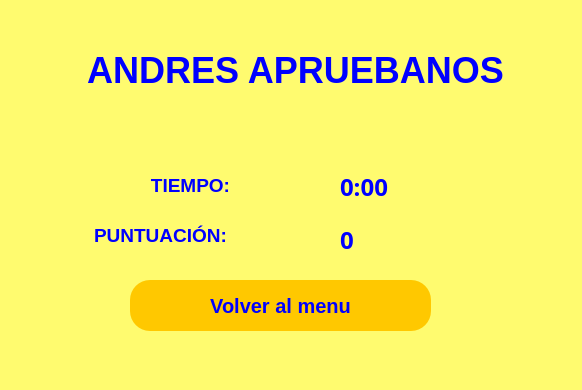
Above: gameover.ui from LuisMiguelSC/project-flappy before the change. Below: the same form after it.
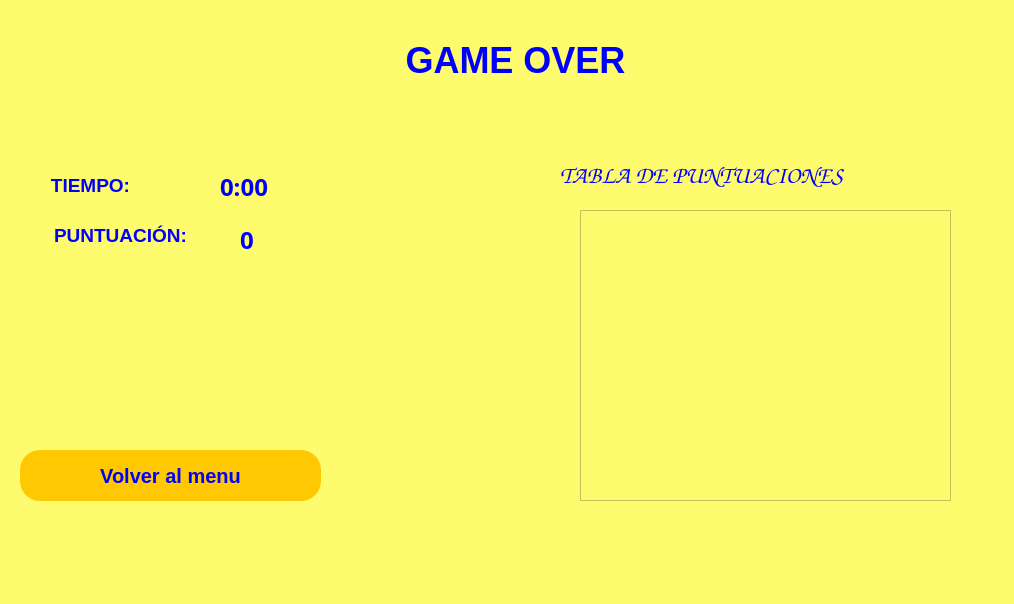
That is the form after the change. Icons and pictures are not drawn.

What changed in the file:
```diff
--- a/gameover.ui
+++ b/gameover.ui
@@ -6,8 +6,8 @@
    <rect>
     <x>0</x>
     <y>0</y>
-    <width>582</width>
-    <height>390</height>
+    <width>1014</width>
+    <height>604</height>
    </rect>
   </property>
   <property name="windowTitle">
@@ -19,8 +19,8 @@
   <widget class="QPushButton" name="returnMenu">
    <property name="geometry">
     <rect>
-     <x>130</x>
-     <y>280</y>
+     <x>20</x>
+     <y>450</y>
      <width>301</width>
      <height>51</height>
     </rect>
@@ -40,8 +40,8 @@
   <widget class="QLabel" name="label">
    <property name="geometry">
     <rect>
-     <x>30</x>
-     <y>20</y>
+     <x>250</x>
+     <y>10</y>
      <width>531</width>
      <height>101</height>
     </rect>
@@ -56,7 +56,7 @@
 </string>
    </property>
    <property name="text">
-    <string>&lt;html&gt;&lt;head/&gt;&lt;body&gt;&lt;p&gt;&lt;span style=&quot; font-size:27pt;&quot;&gt;ANDRES APRUEBANOS&lt;/span&gt;&lt;/p&gt;&lt;/body&gt;&lt;/html&gt;</string>
+    <string>&lt;html&gt;&lt;head/&gt;&lt;body&gt;&lt;p&gt;&lt;span style=&quot; font-size:27pt;&quot;&gt;GAME OVER&lt;/span&gt;&lt;/p&gt;&lt;/body&gt;&lt;/html&gt;</string>
    </property>
    <property name="textFormat">
     <enum>Qt::RichText</enum>
@@ -68,7 +68,7 @@
   <widget class="QLabel" name="score">
    <property name="geometry">
     <rect>
-     <x>340</x>
+     <x>240</x>
      <y>220</y>
      <width>101</width>
      <height>41</height>
@@ -82,7 +82,7 @@
     </font>
    </property>
    <property name="styleSheet">
-    <string notr="true">color: white;</string>
+    <string notr="true">color:rgb(0, 0, 255)</string>
    </property>
    <property name="text">
     <string>&lt;html&gt;&lt;head/&gt;&lt;body&gt;&lt;p&gt;&lt;span style=&quot; color:#0000ff;&quot;&gt;0&lt;/span&gt;&lt;/p&gt;&lt;/body&gt;&lt;/html&gt;</string>
@@ -91,7 +91,7 @@
   <widget class="QLabel" name="score_logo">
    <property name="geometry">
     <rect>
-     <x>380</x>
+     <x>290</x>
      <y>220</y>
      <width>41</width>
      <height>41</height>
@@ -110,7 +110,7 @@
   <widget class="QLabel" name="timer">
    <property name="geometry">
     <rect>
-     <x>340</x>
+     <x>220</x>
      <y>170</y>
      <width>81</width>
      <height>31</height>
@@ -122,8 +122,8 @@
       <colorrole role="WindowText">
        <brush brushstyle="SolidPattern">
         <color alpha="255">
-         <red>255</red>
-         <green>255</green>
+         <red>0</red>
+         <green>0</green>
          <blue>255</blue>
         </color>
        </brush>
@@ -140,8 +140,8 @@
       <colorrole role="Text">
        <brush brushstyle="SolidPattern">
         <color alpha="255">
-         <red>255</red>
-         <green>255</green>
+         <red>0</red>
+         <green>0</green>
          <blue>255</blue>
         </color>
        </brush>
@@ -149,8 +149,8 @@
       <colorrole role="ButtonText">
        <brush brushstyle="SolidPattern">
         <color alpha="255">
-         <red>255</red>
-         <green>255</green>
+         <red>0</red>
+         <green>0</green>
          <blue>255</blue>
         </color>
        </brush>
@@ -176,8 +176,8 @@
       <colorrole role="PlaceholderText">
        <brush brushstyle="SolidPattern">
         <color alpha="128">
-         <red>255</red>
-         <green>255</green>
+         <red>0</red>
+         <green>0</green>
          <blue>255</blue>
         </color>
        </brush>
@@ -187,8 +187,8 @@
       <colorrole role="WindowText">
        <brush brushstyle="SolidPattern">
         <color alpha="255">
-         <red>255</red>
-         <green>255</green>
+         <red>0</red>
+         <green>0</green>
          <blue>255</blue>
         </color>
        </brush>
@@ -205,8 +205,8 @@
       <colorrole role="Text">
        <brush brushstyle="SolidPattern">
         <color alpha="255">
-         <red>255</red>
-         <green>255</green>
+         <red>0</red>
+         <green>0</green>
          <blue>255</blue>
         </color>
        </brush>
@@ -214,8 +214,8 @@
       <colorrole role="ButtonText">
        <brush brushstyle="SolidPattern">
         <color alpha="255">
-         <red>255</red>
-         <green>255</green>
+         <red>0</red>
+         <green>0</green>
          <blue>255</blue>
         </color>
        </brush>
@@ -241,8 +241,8 @@
       <colorrole role="PlaceholderText">
        <brush brushstyle="SolidPattern">
         <color alpha="128">
-         <red>255</red>
-         <green>255</green>
+         <red>0</red>
+         <green>0</green>
          <blue>255</blue>
         </color>
        </brush>
@@ -252,8 +252,8 @@
       <colorrole role="WindowText">
        <brush brushstyle="SolidPattern">
         <color alpha="255">
-         <red>255</red>
-         <green>255</green>
+         <red>0</red>
+         <green>0</green>
          <blue>255</blue>
         </color>
        </brush>
@@ -270,8 +270,8 @@
       <colorrole role="Text">
        <brush brushstyle="SolidPattern">
         <color alpha="255">
-         <red>255</red>
-         <green>255</green>
+         <red>0</red>
+         <green>0</green>
          <blue>255</blue>
         </color>
        </brush>
@@ -279,8 +279,8 @@
       <colorrole role="ButtonText">
        <brush brushstyle="SolidPattern">
         <color alpha="255">
-         <red>255</red>
-         <green>255</green>
+         <red>0</red>
+         <green>0</green>
          <blue>255</blue>
         </color>
        </brush>
@@ -306,8 +306,8 @@
       <colorrole role="PlaceholderText">
        <brush brushstyle="SolidPattern">
         <color alpha="128">
-         <red>255</red>
-         <green>255</green>
+         <red>0</red>
+         <green>0</green>
          <blue>255</blue>
         </color>
        </brush>
@@ -323,7 +323,7 @@
     </font>
    </property>
    <property name="styleSheet">
-    <string notr="true">color: gb(0, 0, 255);</string>
+    <string notr="true">color:rgb(0, 0, 255)</string>
    </property>
    <property name="text">
     <string>&lt;html&gt;&lt;head/&gt;&lt;body&gt;&lt;p&gt;&lt;span style=&quot; color:#0000ff;&quot;&gt;0:00&lt;/span&gt;&lt;/p&gt;&lt;/body&gt;&lt;/html&gt;</string>
@@ -332,9 +332,9 @@
   <widget class="QLabel" name="label_2">
    <property name="geometry">
     <rect>
-     <x>70</x>
+     <x>20</x>
      <y>170</y>
-     <width>241</width>
+     <width>141</width>
      <height>31</height>
     </rect>
    </property>
@@ -360,9 +360,9 @@
   <widget class="QLabel" name="label_3">
    <property name="geometry">
     <rect>
-     <x>40</x>
+     <x>20</x>
      <y>220</y>
-     <width>241</width>
+     <width>201</width>
      <height>31</height>
     </rect>
    </property>
@@ -385,6 +385,48 @@
     <set>Qt::AlignCenter</set>
    </property>
   </widget>
+  <widget class="QLabel" name="label_4">
+   <property name="geometry">
+    <rect>
+     <x>560</x>
+     <y>150</y>
+     <width>411</width>
+     <height>51</height>
+    </rect>
+   </property>
+   <property name="font">
+    <font>
+     <family>Comic Sans MS</family>
+     <pointsize>18</pointsize>
+     <bold>false</bold>
+    </font>
+   </property>
+   <property name="styleSheet">
+    <string notr="true">color:rgb(0, 0, 255)</string>
+   </property>
+   <property name="text">
+    <string>TABLA DE PUNTUACIONES</string>
+   </property>
+  </widget>
+  <widget class="QTextEdit" name="textEdit">
+   <property name="geometry">
+    <rect>
+     <x>580</x>
+     <y>210</y>
+     <width>371</width>
+     <height>291</height>
+    </rect>
+   </property>
+   <property name="font">
+    <font>
+     <family>Comic Sans MS</family>
+     <pointsize>13</pointsize>
+    </font>
+   </property>
+   <property name="styleSheet">
+    <string notr="true">color:rgb(0, 0, 255)</string>
+   </property>
+  </widget>
  </widget>
  <resources>
   <include location="assets.qrc"/>
```
